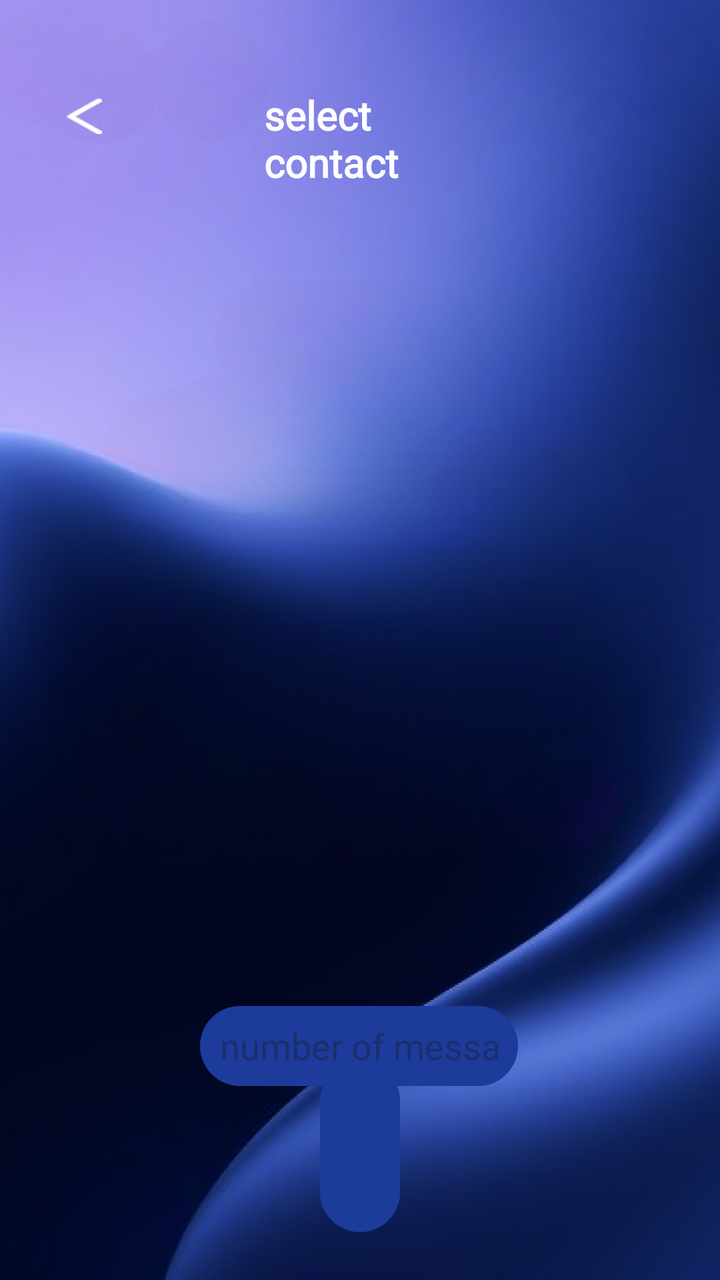
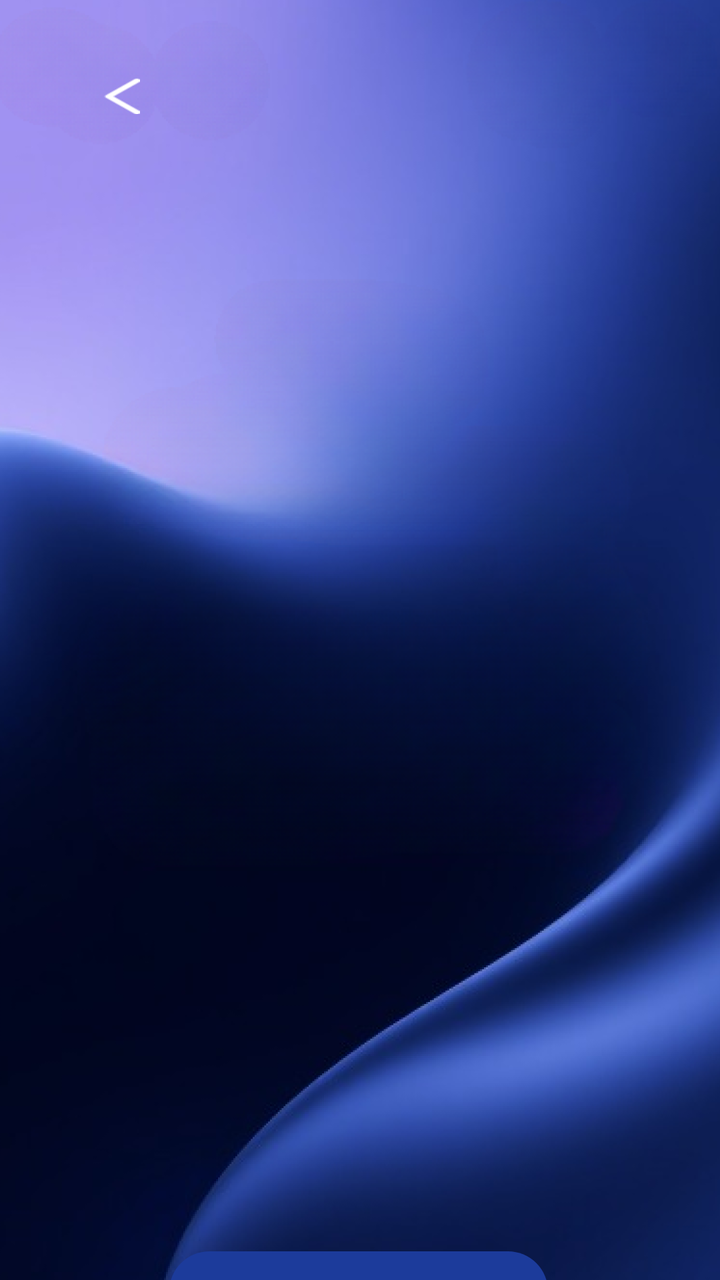

The first picture is an Android layout as it rendered before a commit; the second is the same layout after the commit. The layout source and the unified diff follow.
<!-- AndroidManifest.xml: application theme Theme.Lasttele -->
<!-- res/layout/contact_main.xml -->
<?xml version="1.0" encoding="utf-8"?>
<RelativeLayout xmlns:android="http://schemas.android.com/apk/res/android"
    xmlns:app="http://schemas.android.com/apk/res-auto"
    xmlns:tools="http://schemas.android.com/tools"
    android:id="@+id/main"
    android:layout_width="match_parent"
    android:layout_height="match_parent"
    android:background="@drawable/background_1"
    tools:context=".ContactsActivity"

    >


    <androidx.recyclerview.widget.RecyclerView
        android:id="@+id/recyclerView"
        android:layout_width="match_parent"
        android:layout_height="620dp"
        android:layout_alignParentTop="true"
        android:layout_alignParentEnd="true"
        android:layout_alignParentBottom="true"
        android:layout_marginTop="101dp"
        android:layout_marginEnd="0dp"
        android:layout_marginBottom="170dp"
        app:layout_constraintBottom_toBottomOf="parent"
        app:layout_constraintEnd_toEndOf="parent"
        app:layout_constraintHorizontal_bias="0.0"
        app:layout_constraintStart_toStartOf="parent"
        app:layout_constraintTop_toTopOf="parent" />

    <TextView
        android:id="@+id/textView"
        android:layout_width="wrap_content"
        android:layout_height="wrap_content"
        android:layout_alignParentStart="true"
        android:layout_alignParentTop="true"
        android:layout_alignParentEnd="true"
        android:layout_marginStart="132dp"
        android:layout_marginTop="44dp"
        android:layout_marginEnd="132dp"
        android:fontFamily="@font/inter_bold"
        android:text="select contact"
        android:textColor="#FAFFFFFF"
        android:textSize="20sp"
        android:textStyle="bold"
        app:layout_constraintEnd_toEndOf="parent"
        app:layout_constraintHorizontal_bias="0.498"
        app:layout_constraintStart_toStartOf="parent"
        app:layout_constraintTop_toTopOf="parent" />

    <Button
        android:id="@+id/buttonselect"
        android:layout_width="wrap_content"
        android:layout_height="wrap_content"
        android:layout_alignParentStart="true"
        android:layout_alignParentEnd="true"
        android:layout_alignParentBottom="true"
        android:layout_marginStart="160dp"
        android:layout_marginEnd="160dp"
        android:layout_marginBottom="20dp"
        android:backgroundTint="#1C3B9B"
        android:color="#1C3B9B"
        android:onClick="onbut"
        android:text="next"
        android:textSize="15sp"
        android:textStyle="bold" />

    <Button
        android:id="@+id/return_button"
        android:onClick="onbuttonclick"
        android:layout_width="wrap_content"
        android:layout_height="wrap_content"
        android:layout_alignParentStart="true"
        android:layout_alignParentTop="true"
        android:layout_marginStart="9dp"
        android:layout_marginTop="34dp"
        android:backgroundTint="#001C3B9B"
        android:color="#1C3B9B"
        android:fontFamily="sans-serif-black"
        android:textSize="10sp"
        app:icon="@drawable/return_icon" />

    <ProgressBar
        android:id="@+id/progressBar"
        style="?android:attr/progressBarStyle"
        android:layout_width="wrap_content"
        android:layout_height="wrap_content"
        android:layout_alignParentStart="true"
        android:layout_alignParentTop="true"
        android:layout_marginStart="315dp"
        android:visibility="gone"
        android:layout_marginTop="13dp" />

    <EditText
        android:id="@+id/quantity"
        android:layout_width="wrap_content"
        android:layout_height="40dp"
        android:layout_alignParentStart="true"
        android:layout_alignParentEnd="true"
        android:layout_alignParentBottom="true"
        android:layout_marginStart="100dp"
        android:layout_marginEnd="101dp"
        android:background="@drawable/rounded_edittext2"
        android:layout_marginBottom="97dp"


        android:textColor="#FAFFFFFF"
        android:ems="10"

        android:hint="number of messages"
        android:inputType="text"
        android:textAlignment="center"  /> 



</RelativeLayout>
<!-- resources referenced by this layout -->
<resources>
  <!-- drawable background_1: png bitmap (drawable-xhdpi, 511664 bytes) -->
  <!-- drawable return_icon: png bitmap (drawable, 409 bytes) -->
  <!-- drawable rounded_edittext2 (drawable) -->
  <?xml version="1.0" encoding="utf-8"?>
  <shape xmlns:android="http://schemas.android.com/apk/res/android" android:shape="rectangle">
      <solid android:color="#1C3B9B"/> 
      <corners android:radius="20dp"/> 
      <padding android:left="10dp" android:top="5dp" android:right="10dp" android:bottom="5dp"/>
  </shape>
  <style name="Theme.Lasttele" parent="Base.Theme.Lasttele" />
  <style name="Base.Theme.Lasttele" parent="Theme.Material3.DayNight.NoActionBar">
          
  
          
      </style>
</resources>

<!-- the commit's change to res/layout/contact_main.xml (unified diff, before → after) -->
@@ -1,39 +1,29 @@
 <?xml version="1.0" encoding="utf-8"?>
-<RelativeLayout xmlns:android="http://schemas.android.com/apk/res/android"
+<androidx.constraintlayout.widget.ConstraintLayout xmlns:android="http://schemas.android.com/apk/res/android"
     xmlns:app="http://schemas.android.com/apk/res-auto"
     xmlns:tools="http://schemas.android.com/tools"
     android:id="@+id/main"
     android:layout_width="match_parent"
     android:layout_height="match_parent"
     android:background="@drawable/background_1"
-    tools:context=".ContactsActivity"
-
-    >
+    tools:context=".ContactsActivity">
 
 
     <androidx.recyclerview.widget.RecyclerView
         android:id="@+id/recyclerView"
-        android:layout_width="match_parent"
-        android:layout_height="620dp"
-        android:layout_alignParentTop="true"
-        android:layout_alignParentEnd="true"
-        android:layout_alignParentBottom="true"
-        android:layout_marginTop="101dp"
-        android:layout_marginEnd="0dp"
-        android:layout_marginBottom="170dp"
+        android:layout_width="411dp"
+        android:layout_height="587dp"
         app:layout_constraintBottom_toBottomOf="parent"
         app:layout_constraintEnd_toEndOf="parent"
         app:layout_constraintHorizontal_bias="0.0"
         app:layout_constraintStart_toStartOf="parent"
         app:layout_constraintTop_toTopOf="parent" />
 
+
     <TextView
         android:id="@+id/textView"
         android:layout_width="wrap_content"
         android:layout_height="wrap_content"
-        android:layout_alignParentStart="true"
-        android:layout_alignParentTop="true"
-        android:layout_alignParentEnd="true"
         android:layout_marginStart="132dp"
         android:layout_marginTop="44dp"
         android:layout_marginEnd="132dp"
@@ -42,74 +32,60 @@
         android:textColor="#FAFFFFFF"
         android:textSize="20sp"
         android:textStyle="bold"
+        app:layout_constraintBottom_toTopOf="@+id/recyclerView"
         app:layout_constraintEnd_toEndOf="parent"
-        app:layout_constraintHorizontal_bias="0.498"
+        app:layout_constraintHorizontal_bias="0.4"
         app:layout_constraintStart_toStartOf="parent"
-        app:layout_constraintTop_toTopOf="parent" />
+        app:layout_constraintTop_toTopOf="parent"
+        app:layout_constraintVertical_bias="0.0" />
 
     <Button
         android:id="@+id/buttonselect"
         android:layout_width="wrap_content"
         android:layout_height="wrap_content"
-        android:layout_alignParentStart="true"
-        android:layout_alignParentEnd="true"
-        android:layout_alignParentBottom="true"
-        android:layout_marginStart="160dp"
-        android:layout_marginEnd="160dp"
-        android:layout_marginBottom="20dp"
         android:backgroundTint="#1C3B9B"
-        android:color="#1C3B9B"
         android:onClick="onbut"
         android:text="next"
         android:textSize="15sp"
-        android:textStyle="bold" />
+        android:textStyle="bold"
+        app:layout_constraintBottom_toBottomOf="parent"
+        app:layout_constraintEnd_toEndOf="parent"
+        app:layout_constraintHorizontal_bias="0.498"
+        app:layout_constraintStart_toStartOf="parent"
+        app:layout_constraintTop_toBottomOf="@+id/quantity"
+        app:layout_constraintVertical_bias="0.238" />
 
     <Button
         android:id="@+id/return_button"
-        android:onClick="onbuttonclick"
         android:layout_width="wrap_content"
         android:layout_height="wrap_content"
-        android:layout_alignParentStart="true"
-        android:layout_alignParentTop="true"
-        android:layout_marginStart="9dp"
-        android:layout_marginTop="34dp"
+        android:layout_marginStart="28dp"
+        android:layout_marginTop="24dp"
         android:backgroundTint="#001C3B9B"
-        android:color="#1C3B9B"
-        android:fontFamily="sans-serif-black"
-        android:textSize="10sp"
-        app:icon="@drawable/return_icon" />
+        android:onClick="onbuttonclick"
 
-    <ProgressBar
-        android:id="@+id/progressBar"
-        style="?android:attr/progressBarStyle"
-        android:layout_width="wrap_content"
-        android:layout_height="wrap_content"
-        android:layout_alignParentStart="true"
-        android:layout_alignParentTop="true"
-        android:layout_marginStart="315dp"
-        android:visibility="gone"
-        android:layout_marginTop="13dp" />
+        app:layout_constraintEnd_toStartOf="@+id/textView"
+        app:layout_constraintHorizontal_bias="0.0"
+        app:layout_constraintStart_toStartOf="parent"
+        app:layout_constraintTop_toTopOf="parent"
+        app:icon="@drawable/return_icon"
+        />
 
     <EditText
         android:id="@+id/quantity"
         android:layout_width="wrap_content"
-        android:layout_height="40dp"
-        android:layout_alignParentStart="true"
-        android:layout_alignParentEnd="true"
-        android:layout_alignParentBottom="true"
-        android:layout_marginStart="100dp"
-        android:layout_marginEnd="101dp"
+        android:layout_height="48dp"
+        android:layout_marginTop="12dp"
         android:background="@drawable/rounded_edittext2"
-        android:layout_marginBottom="97dp"
+        android:hint="number of messages"
+
+        android:inputType="text"
+        android:textAlignment="center"
+        android:textColor="#FAFFFFFF"
+        app:layout_constraintEnd_toEndOf="parent"
+        app:layout_constraintHorizontal_bias="0.497"
+        app:layout_constraintStart_toStartOf="parent"
+        app:layout_constraintTop_toBottomOf="@+id/recyclerView" /> 
 
 
-        android:textColor="#FAFFFFFF"
-        android:ems="10"
-
-        android:hint="number of messages"
-        android:inputType="text"
-        android:textAlignment="center"  /> 
-
-
-
-</RelativeLayout>
+</androidx.constraintlayout.widget.ConstraintLayout>
